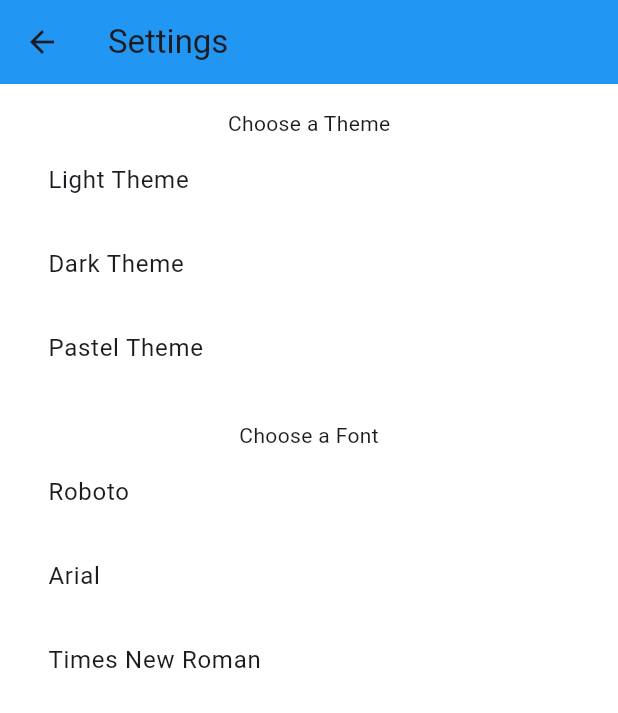
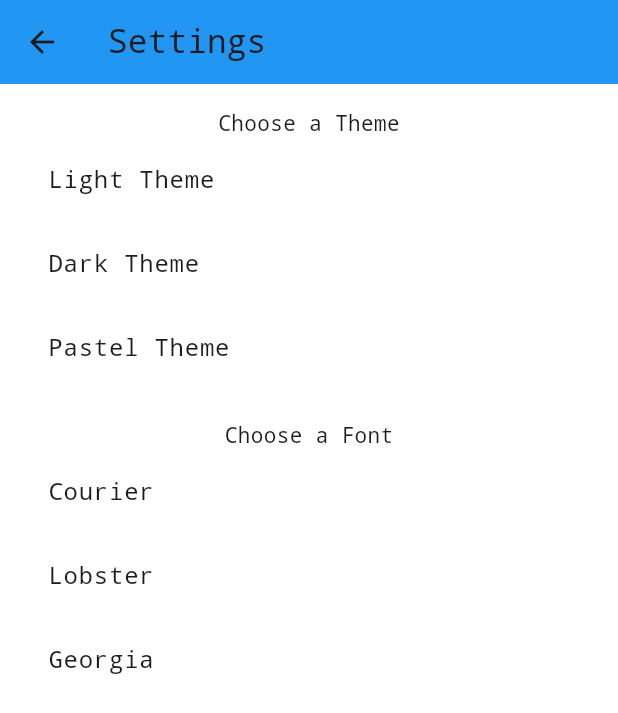
Before and after one commit to fannyevaline/fannyevaline_quizMobprog, a Flutter app: the SettingsScreen screen opened by its route, on a phone screen of 412 x 824 dp. Shown: the top 713 px of the screen. Run offline on Flutter 3.47's test engine with Material 3 defaults, Android fonts, the phone set to English and light mode, and no system bars.

Commit message:
commit kedua

```diff
--- a/lib/providers/theme_font_provider.dart
+++ b/lib/providers/theme_font_provider.dart
@@ -4,7 +4,7 @@ import '../themes/themes.dart';
 class ThemeFontProvider with ChangeNotifier {
   // Tema dan Font Default
   ThemeData _currentTheme = lightTheme;
-  String _currentFont = 'Roboto';
+  String _currentFont = 'Courier';
 
   ThemeData get currentTheme => _currentTheme;
   String get currentFont => _currentFont;
--- a/lib/screens/settings_screen.dart
+++ b/lib/screens/settings_screen.dart
@@ -45,21 +45,21 @@ class SettingsScreen extends StatelessWidget {
               style: TextStyle(fontFamily: themeFontProvider.currentFont),
             ),
             ListTile(
-              title: Text('Roboto'),
+              title: Text('Courier'),
               onTap: () {
-                themeFontProvider.setFont('Roboto');
+                themeFontProvider.setFont('Courier');
               },
             ),
             ListTile(
-              title: Text('Arial'),
+              title: Text('Lobster'),
               onTap: () {
-                themeFontProvider.setFont('Arial');
+                themeFontProvider.setFont('Lobster');
               },
             ),
             ListTile(
-              title: Text('Times New Roman'),
+              title: Text('Georgia'),
               onTap: () {
-                themeFontProvider.setFont('Times New Roman');
+                themeFontProvider.setFont('Georgia');
               },
             ),
           ],
--- a/lib/themes/themes.dart
+++ b/lib/themes/themes.dart
@@ -7,11 +7,11 @@ final ThemeData lightTheme = ThemeData(
   buttonTheme: ButtonThemeData(buttonColor: Colors.blue),
   textTheme: TextTheme(
     titleLarge: TextStyle(
-      fontFamily: 'Roboto',
+      fontFamily: 'Courier',
       color: Colors.black,
     ),
     bodyLarge: TextStyle(
-      fontFamily: 'Roboto',
+      fontFamily: 'Courier',
       color: Colors.black,
     ),
   ),
@@ -24,11 +24,11 @@ final ThemeData darkTheme = ThemeData(
   buttonTheme: ButtonThemeData(buttonColor: Colors.green),
   textTheme: TextTheme(
     titleLarge: TextStyle(
-      fontFamily: 'Roboto',
+      fontFamily: 'Courier',
       color: Colors.white,
     ),
     bodyLarge: TextStyle(
-      fontFamily: 'Roboto',
+      fontFamily: 'Courier',
       color: Colors.white,
     ),
   ),
@@ -41,11 +41,11 @@ final ThemeData pastelTheme = ThemeData(
   buttonTheme: ButtonThemeData(buttonColor: Colors.pinkAccent),
   textTheme: TextTheme(
     titleLarge: TextStyle(
-      fontFamily: 'Roboto',
+      fontFamily: 'Courier',
       color: Colors.pink[800],
     ),
     bodyLarge: TextStyle(
-      fontFamily: 'Roboto',
+      fontFamily: 'Courier',
       color: Colors.pink[800],
     ),
   ),
```
